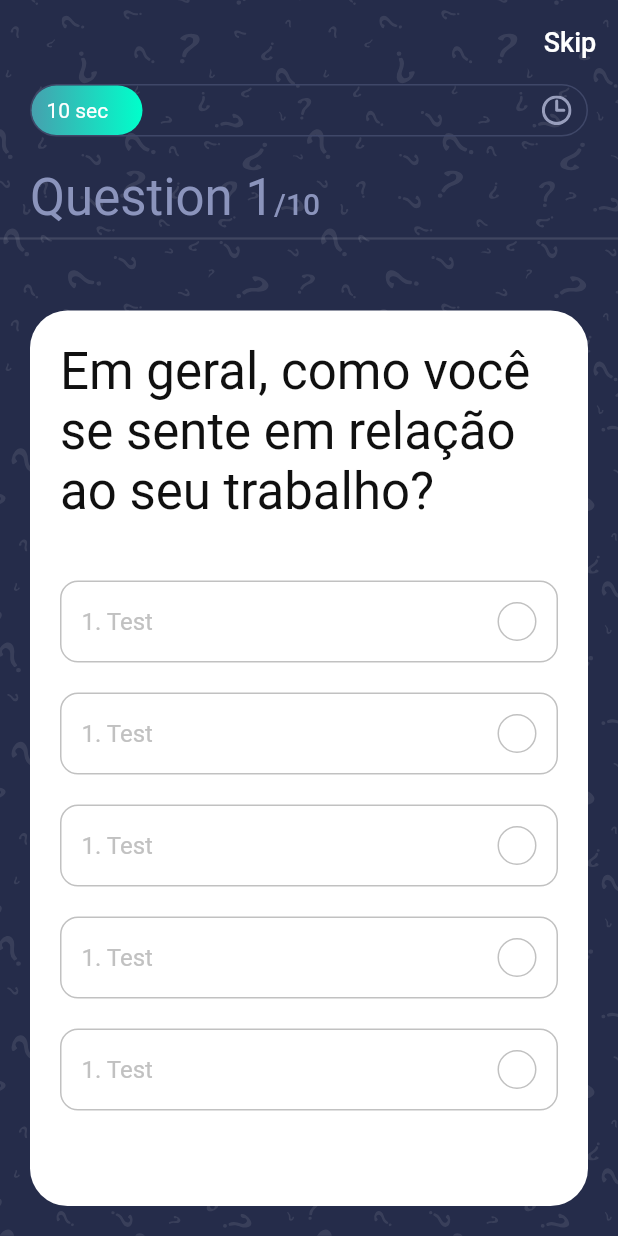
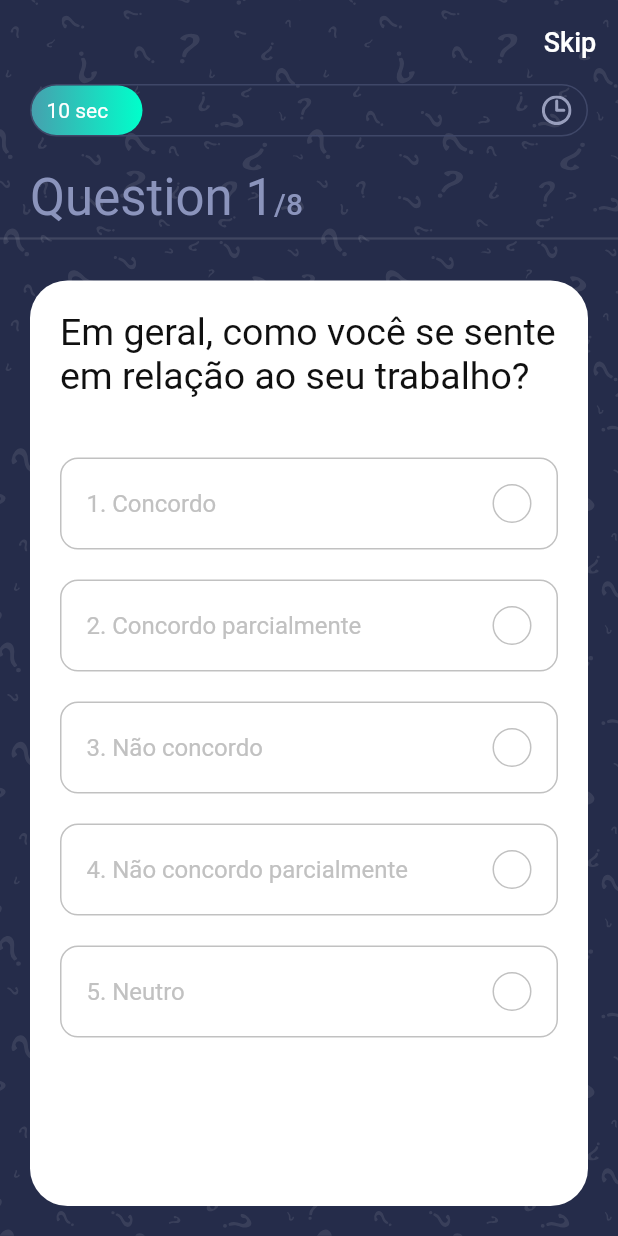
Before and after one commit to julysNICK/quiz_app, a Flutter app: the screen it shows after launch, on a phone screen of 412 x 824 dp. Run offline on Flutter 3.47's test engine with Material 2 defaults, Android fonts, the phone set to English and light mode, and no system bars; our stand-ins replace get, websafe_svg.

```diff
--- a/lib/controllers/question_controller.dart
+++ b/lib/controllers/question_controller.dart
@@ -1,3 +1,66 @@
-import 'package:get/get_state_manager/src/simple/get_controllers.dart';
+import 'package:flutter/material.dart';
+import 'package:get/get.dart';
 
-class QuestionController extends GetxController {}
+import '../models/Question.dart';
+
+class QuestionController extends GetxController
+    with GetSingleTickerProviderStateMixin {
+  final List<Question> _questions = sample_data
+      .map((question) => Question(
+          id: question.id,
+          question: question.question,
+          options: question.options,
+          answer: question.answer))
+      .toList();
+
+  final PageController _pageController = PageController();
+
+  PageController get pageController => _pageController;
+
+  List<Question> get questions => _questions;
+  bool _isAnswered = false;
+
+  bool get isAnswered => _isAnswered;
+  int _correctAns = 0;
+
+  int get correctAns => _correctAns;
+
+  int _selectedAns = -1;
+
+  int get selectedAns => _selectedAns;
+
+  final RxInt _questionNumber = 1.obs;
+
+  RxInt get questionNumber => _questionNumber;
+
+  int _numOfCorrectAns = 0;
+
+  int get numOfCorrectAns => _numOfCorrectAns;
+
+  void checkAns(Question question, int selectedAns) {
+    _isAnswered = true;
+
+    _correctAns = question.answer;
+    _selectedAns = selectedAns;
+
+    if (_correctAns == _selectedAns) _numOfCorrectAns++;
+
+    update();
+
+    Future.delayed(const Duration(seconds: 1), () {
+      _isAnswered = false;
+
+      _pageController.nextPage(
+          duration: const Duration(milliseconds: 250), curve: Curves.ease);
+    });
+  }
+
+  void PreviousQuestion() {
+    _pageController.previousPage(
+        duration: const Duration(milliseconds: 250), curve: Curves.ease);
+  }
+
+  void updateTheQnNum(int index) {
+    _questionNumber.value = index + 1;
+  }
+}
--- a/lib/screens/quiz/components/body.dart
+++ b/lib/screens/quiz/components/body.dart
@@ -1,4 +1,6 @@
 import 'package:flutter/material.dart';
+import 'package:get/get.dart';
+import 'package:quiz_app/controllers/question_controller.dart';
 import 'package:quiz_app/screens/quiz/components/progress_bar.dart';
 import 'package:websafe_svg/websafe_svg.dart';
 
@@ -12,6 +14,7 @@ class Body extends StatelessWidget {
 
   @override
   Widget build(BuildContext context) {
+    QuestionController questionController = Get.put(QuestionController());
     return Stack(
       children: [
         WebsafeSvg.asset(
@@ -34,16 +37,17 @@ class Body extends StatelessWidget {
               Padding(
                 padding:
                     const EdgeInsets.symmetric(horizontal: kDefaultPadding),
-                child: Text.rich(
+                child: Obx(() => Text.rich(
                       TextSpan(
-                    text: "Question 1",
+                        text:
+                            "Question ${questionController.questionNumber.value}",
                         style: Theme.of(context)
                             .textTheme
                             .headlineMedium!
                             .copyWith(color: kSecondaryColor),
                         children: [
                           TextSpan(
-                        text: "/10",
+                            text: "/${questionController.questions.length}",
                             style: Theme.of(context)
                                 .textTheme
                                 .titleLarge!
@@ -51,17 +55,21 @@ class Body extends StatelessWidget {
                           ),
                         ],
                       ),
-                ),
+                    )),
               ),
               const Divider(
                 thickness: 1.5,
               ),
-              const SizedBox(
-                height: kDefaultPadding,
-              ),
               Expanded(
                 child: PageView.builder(
-                    itemBuilder: (context, index) => const QuestionCard()),
+                  physics: const NeverScrollableScrollPhysics(),
+                  controller: questionController.pageController,
+                  onPageChanged: questionController.updateTheQnNum,
+                  itemCount: questionController.questions.length,
+                  itemBuilder: (context, index) => QuestionCard(
+                    question: questionController.questions[index],
+                  ),
+                ),
               )
             ],
           ),
--- a/lib/screens/quiz/components/option.dart
+++ b/lib/screens/quiz/components/option.dart
@@ -1,19 +1,50 @@
 import 'package:flutter/material.dart';
+import 'package:get/state_manager.dart';
+import 'package:quiz_app/controllers/question_controller.dart';
 
 import '../../../constrants.dart';
 
 class Option extends StatelessWidget {
   const Option({
     super.key,
+    required this.text,
+    required this.index,
+    required this.press,
   });
+
+  final String text;
+  final int index;
+  final VoidCallback press;
 
   @override
   Widget build(BuildContext context) {
-    return Container(
+    return GetBuilder<QuestionController>(
+        init: QuestionController(),
+        builder: (qnController) {
+          Color getTheRightColor() {
+            if (qnController.isAnswered) {
+              if (index == qnController.selectedAns) {
+                return kGreenColor;
+              } else {
+                return kGrayColor;
+              }
+            }
+            return kGrayColor;
+          }
+
+          IconData getTheRightIcon() {
+            return index == qnController.selectedAns
+                ? Icons.check
+                : Icons.close;
+          }
+
+          return InkWell(
+            onTap: press,
+            child: Container(
               margin: const EdgeInsets.only(top: kDefaultPadding),
-      padding: const EdgeInsets.all(kDefaultPadding / 1.5),
+              padding: const EdgeInsets.all(kDefaultPadding / 1.2),
               decoration: BoxDecoration(
-        border: Border.all(color: kGrayColor),
+                border: Border.all(color: getTheRightColor()),
                 borderRadius: const BorderRadius.all(
                   Radius.circular(
                     12,
@@ -23,29 +54,41 @@ class Option extends StatelessWidget {
               child: Row(
                 mainAxisAlignment: MainAxisAlignment.spaceBetween,
                 children: [
-          const Text(
-            "1. Test",
+                  Text(
+                    "${index + 1}. $text",
                     style: TextStyle(
                       fontSize: 16,
-              color: kGrayColor,
+                      color: getTheRightColor(),
                     ),
                   ),
                   Container(
                     height: 26,
                     width: 26,
                     decoration: BoxDecoration(
+                      color: getTheRightColor() == kGrayColor
+                          ? Colors.transparent
+                          : getTheRightColor(),
                       borderRadius: const BorderRadius.all(
                         Radius.circular(
                           50,
                         ),
                       ),
                       border: Border.all(
-                color: kGrayColor,
+                        color: getTheRightColor(),
                       ),
+                    ),
+                    child: getTheRightColor() == kGrayColor
+                        ? null
+                        : Icon(
+                            getTheRightIcon(),
+                            size: 16,
+                            color: Colors.white,
                           ),
                   ),
                 ],
               ),
+            ),
           );
+        });
   }
 }
--- a/lib/screens/quiz/components/questionCard.dart
+++ b/lib/screens/quiz/components/questionCard.dart
@@ -1,16 +1,21 @@
 import 'package:flutter/material.dart';
-
+import 'package:get/get.dart';
 import '../../../constrants.dart';
+import '../../../controllers/question_controller.dart';
 import '../../../models/Question.dart';
 import 'option.dart';
 
 class QuestionCard extends StatelessWidget {
   const QuestionCard({
     super.key,
+    required this.question,
   });
+
+  final Question question;
 
   @override
   Widget build(BuildContext context) {
+    QuestionController questionController = Get.put(QuestionController());
     return Container(
       margin: const EdgeInsets.all(kDefaultPadding),
       padding: const EdgeInsets.all(kDefaultPadding),
@@ -25,20 +30,23 @@ class QuestionCard extends StatelessWidget {
       child: Column(
         children: [
           Text(
-            sample_data[0].question,
-            style: Theme.of(context)
-                .textTheme
-                .headlineMedium!
-                .copyWith(color: kBlackColor),
+            question.question,
+            style: Theme.of(context).textTheme.headlineMedium!.copyWith(
+                  color: kBlackColor,
+                  fontSize: 25,
+                ),
           ),
           const SizedBox(
             height: kDefaultPadding,
           ),
-          const Option(),
-          const Option(),
-          const Option(),
-          const Option(),
-          const Option(),
+          ...List.generate(
+            question.options.length,
+            (index) => Option(
+              index: index,
+              text: question.options[index],
+              press: () => questionController.checkAns(question, index),
+            ),
+          ),
         ],
       ),
     );
```
Lines whose indentation alone changed are shown as unchanged.
